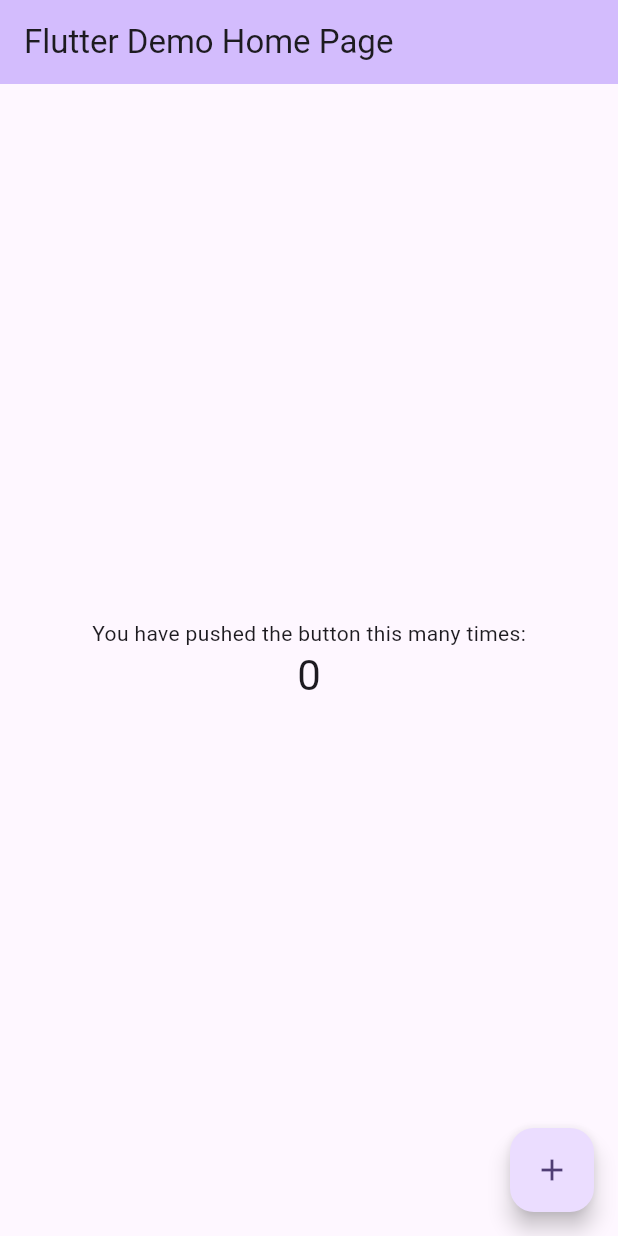
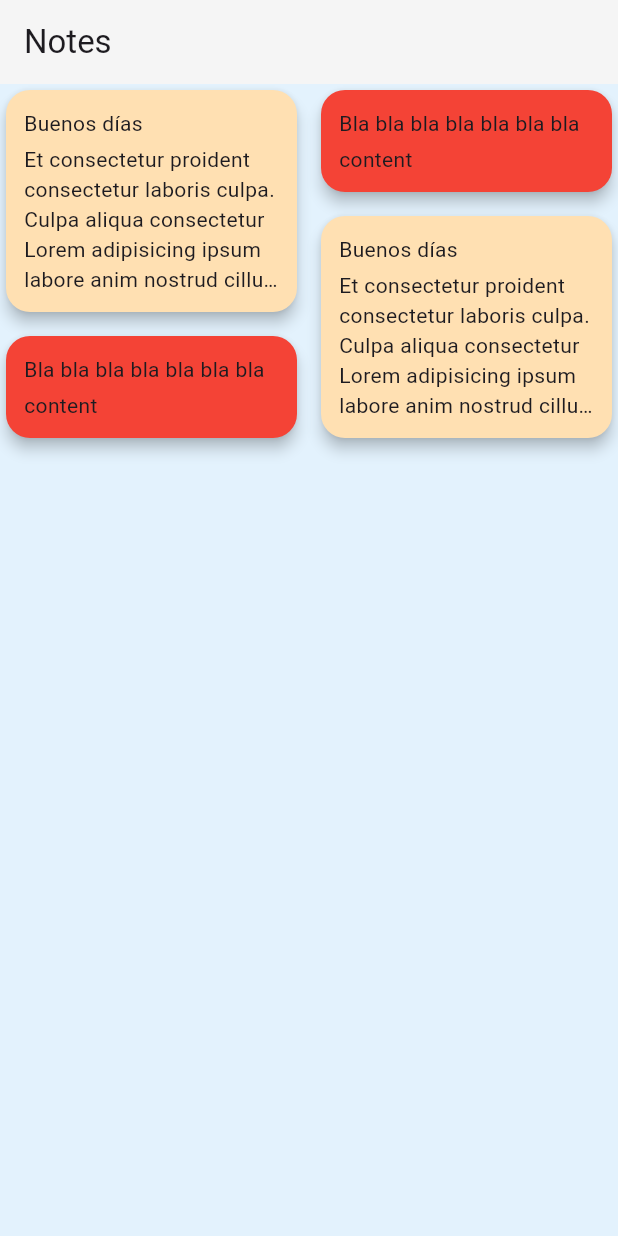
Before and after one commit to Jdiviras/to_do_list, a Flutter app: the screen it shows after launch, on a phone screen of 412 x 824 dp. Run offline on Flutter 3.47's test engine with Material 3 defaults, Android fonts, the phone set to English and light mode, and no system bars.

Commit message:
Feat: Create note.dart and HomePage()

```diff
--- a/lib/main.dart
+++ b/lib/main.dart
@@ -1,4 +1,5 @@
 import 'package:flutter/material.dart';
+import 'package:to_do_list/pages/home_page.dart';
 
 void main() {
   runApp(const MyApp());
@@ -11,112 +12,12 @@ class MyApp extends StatelessWidget {
   @override
   Widget build(BuildContext context) {
     return MaterialApp(
-      title: 'Flutter Demo',
+      debugShowCheckedModeBanner: false,
+      title: 'To do list',
       theme: ThemeData(
-        // This is the theme of your application.
-        //
-        // TRY THIS: Try running your application with "flutter run". You'll see
-        // the application has a purple toolbar. Then, without quitting the app,
-        // try changing the seedColor in the colorScheme below to Colors.green
-        // and then invoke "hot reload" (save your changes or press the "hot
-        // reload" button in a Flutter-supported IDE, or press "r" if you used
-        // the command line to start the app).
-        //
-        // Notice that the counter didn't reset back to zero; the application
-        // state is not lost during the reload. To reset the state, use hot
-        // restart instead.
-        //
-        // This works for code too, not just values: Most code changes can be
-        // tested with just a hot reload.
         colorScheme: ColorScheme.fromSeed(seedColor: Colors.deepPurple),
       ),
-      home: const MyHomePage(title: 'Flutter Demo Home Page'),
+      home: HomePage(),
     );
   }
 }
-
-class MyHomePage extends StatefulWidget {
-  const MyHomePage({super.key, required this.title});
-
-  // This widget is the home page of your application. It is stateful, meaning
-  // that it has a State object (defined below) that contains fields that affect
-  // how it looks.
-
-  // This class is the configuration for the state. It holds the values (in this
-  // case the title) provided by the parent (in this case the App widget) and
-  // used by the build method of the State. Fields in a Widget subclass are
-  // always marked "final".
-
-  final String title;
-
-  @override
-  State<MyHomePage> createState() => _MyHomePageState();
-}
-
-class _MyHomePageState extends State<MyHomePage> {
-  int _counter = 0;
-
-  void _incrementCounter() {
-    setState(() {
-      // This call to setState tells the Flutter framework that something has
-      // changed in this State, which causes it to rerun the build method below
-      // so that the display can reflect the updated values. If we changed
-      // _counter without calling setState(), then the build method would not be
-      // called again, and so nothing would appear to happen.
-      _counter++;
-    });
-  }
-
-  @override
-  Widget build(BuildContext context) {
-    // This method is rerun every time setState is called, for instance as done
-    // by the _incrementCounter method above.
-    //
-    // The Flutter framework has been optimized to make rerunning build methods
-    // fast, so that you can just rebuild anything that needs updating rather
-    // than having to individually change instances of widgets.
-    return Scaffold(
-      appBar: AppBar(
-        // TRY THIS: Try changing the color here to a specific color (to
-        // Colors.amber, perhaps?) and trigger a hot reload to see the AppBar
-        // change color while the other colors stay the same.
-        backgroundColor: Theme.of(context).colorScheme.inversePrimary,
-        // Here we take the value from the MyHomePage object that was created by
-        // the App.build method, and use it to set our appbar title.
-        title: Text(widget.title),
-      ),
-      body: Center(
-        // Center is a layout widget. It takes a single child and positions it
-        // in the middle of the parent.
-        child: Column(
-          // Column is also a layout widget. It takes a list of children and
-          // arranges them vertically. By default, it sizes itself to fit its
-          // children horizontally, and tries to be as tall as its parent.
-          //
-          // Column has various properties to control how it sizes itself and
-          // how it positions its children. Here we use mainAxisAlignment to
-          // center the children vertically; the main axis here is the vertical
-          // axis because Columns are vertical (the cross axis would be
-          // horizontal).
-          //
-          // TRY THIS: Invoke "debug painting" (choose the "Toggle Debug Paint"
-          // action in the IDE, or press "p" in the console), to see the
-          // wireframe for each widget.
-          mainAxisAlignment: MainAxisAlignment.center,
-          children: <Widget>[
-            const Text('You have pushed the button this many times:'),
-            Text(
-              '$_counter',
-              style: Theme.of(context).textTheme.headlineMedium,
-            ),
-          ],
-        ),
-      ),
-      floatingActionButton: FloatingActionButton(
-        onPressed: _incrementCounter,
-        tooltip: 'Increment',
-        child: const Icon(Icons.add),
-      ), // This trailing comma makes auto-formatting nicer for build methods.
-    );
-  }
-}
--- /dev/null
+++ b/lib/models/note.dart
@@ -0,0 +1,19 @@
+import 'package:flutter/material.dart';
+class Note {
+  String title;
+  String content;
+  Color color;
+
+
+  Note({
+    required this.title,
+    required this.content,
+    this.color = const Color(0xFFFFE0B2),
+  });
+
+
+
+
+
+
+}
--- /dev/null
+++ b/lib/pages/home_page.dart
@@ -0,0 +1,79 @@
+import 'package:flutter/material.dart';
+import 'package:flutter_staggered_grid_view/flutter_staggered_grid_view.dart';
+import 'package:to_do_list/models/note.dart';
+
+class HomePage extends StatefulWidget {
+  const HomePage({super.key});
+
+  @override
+  State<HomePage> createState() => _HomePageState();
+}
+
+List<Note> notes = [
+  Note(
+    title: "Buenos días",
+    content:
+        "Et consectetur proident consectetur laboris culpa. Culpa aliqua consectetur Lorem adipisicing ipsum labore anim nostrud cillum proident cupidatat. Deserunt nostrud non sunt nostrud. Minim cillum ut officia deserunt ut adipisicing nulla laborum tempor.",
+  ),
+  Note(
+    title: "Bla bla bla bla bla bla bla",
+    content: "content",
+    color: Colors.red,
+  ),
+
+  Note(
+    title: "Buenos días",
+    content:
+        "Et consectetur proident consectetur laboris culpa. Culpa aliqua consectetur Lorem adipisicing ipsum labore anim nostrud cillum proident cupidatat. Deserunt nostrud non sunt nostrud. Minim cillum ut officia deserunt ut adipisicing nulla laborum tempor.",
+  ),
+  Note(
+    title: "Bla bla bla bla bla bla bla",
+    content: "content",
+    color: Colors.red,
+  ),
+];
+
+class _HomePageState extends State<HomePage> {
+  @override
+  Widget build(BuildContext context) {
+    return Scaffold(
+      backgroundColor: Color(0xFFE3F2FD),
+      appBar: AppBar(title: Text('Notes'), backgroundColor: Colors.grey[100]),
+      body: MasonryGridView.count(
+        crossAxisCount: 2,
+        mainAxisSpacing: 8,
+        crossAxisSpacing: 8,
+        itemCount: notes.length,
+        itemBuilder: (context, index) {
+          final note = notes[index];
+          return Card(
+            color: note.color,
+            shape: RoundedRectangleBorder(
+              borderRadius: BorderRadius.circular(16),
+            ),
+            elevation: 4,
+            child: Padding(
+              padding: const EdgeInsets.all(12),
+              child: Column(
+                crossAxisAlignment: CrossAxisAlignment.start,
+                children: [
+                  Text(
+                    note.title,
+                    maxLines: 1,
+                    overflow: TextOverflow.ellipsis,
+                  ),
+                  SizedBox(height: 4),
+                  Text(
+                    note.content,
+                    maxLines: 5,
+                    overflow: TextOverflow.ellipsis,
+                  ),
+                ],
+              ),
+            ),
+          );
+        },
+      ),
+    );
+  }
+}
--- a/pubspec.yaml
+++ b/pubspec.yaml
@@ -34,6 +34,7 @@ dependencies:
   # The following adds the Cupertino Icons font to your application.
   # Use with the CupertinoIcons class for iOS style icons.
   cupertino_icons: ^1.0.8
+  flutter_staggered_grid_view: ^0.7.0
 
 dev_dependencies:
   flutter_test:
```
Also changed, not shown: pubspec.lock.
